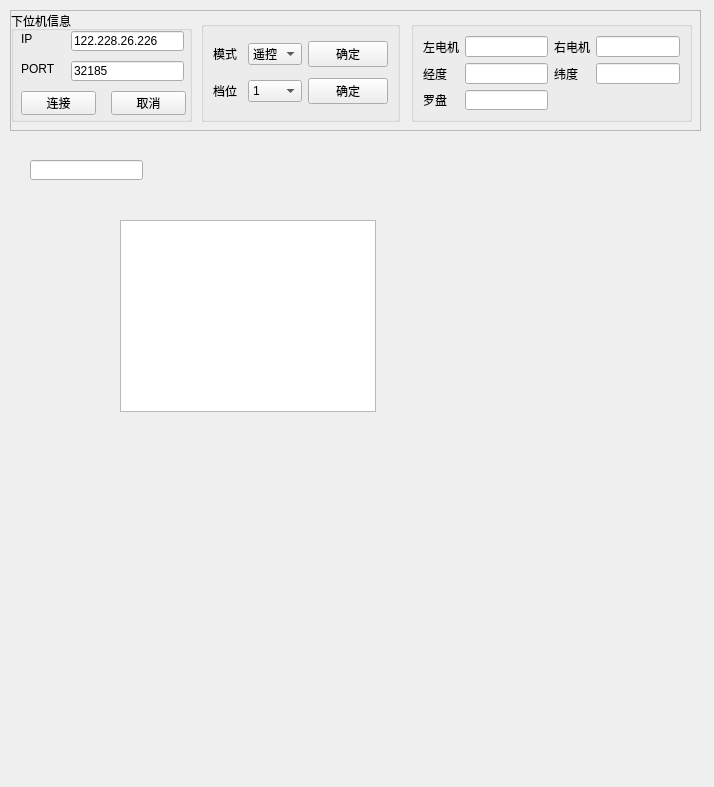
Qt form 上位机/2.0/上位机ui.ui (Mrizhou/Upper-and-lower-computers) before a commit.
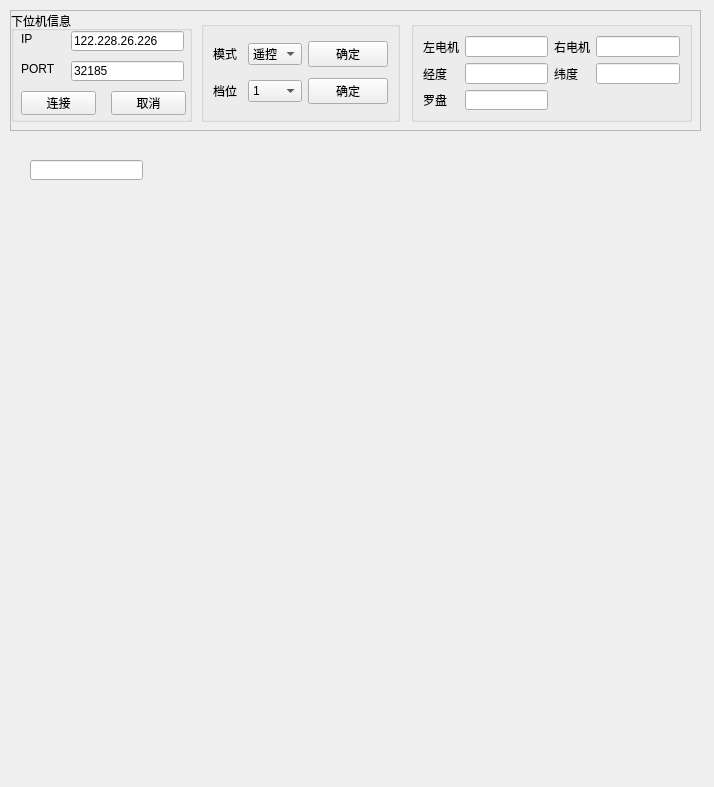
The same form after that commit.

Commit message: 上位机程序

Diff of the .ui file:
```diff
--- a/上位机/2.0/上位机ui.ui
+++ b/上位机/2.0/上位机ui.ui
@@ -305,13 +305,13 @@
     </rect>
    </property>
   </widget>
-  <widget class="QGraphicsView" name="graphicsView">
+  <widget class="QWidget" name="map" native="true">
    <property name="geometry">
     <rect>
-     <x>120</x>
-     <y>220</y>
-     <width>256</width>
-     <height>192</height>
+     <x>10</x>
+     <y>200</y>
+     <width>681</width>
+     <height>451</height>
     </rect>
    </property>
   </widget>
```
The commit also changes 3 other files.
